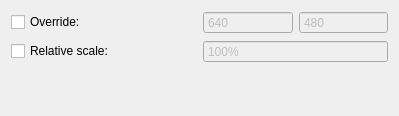
mrehkopf/vcs, file src/display/qt/dialogs/ui/output_resolution_dialog.ui: the form before one commit.
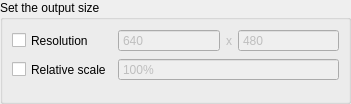
The form after the commit.

What changed in the file:
```diff
--- a/src/display/qt/dialogs/ui/output_resolution_dialog.ui
+++ b/src/display/qt/dialogs/ui/output_resolution_dialog.ui
@@ -6,23 +6,17 @@
    <rect>
     <x>0</x>
     <y>0</y>
-    <width>399</width>
-    <height>116</height>
+    <width>351</width>
+    <height>104</height>
    </rect>
   </property>
   <property name="windowTitle">
    <string>Dialog</string>
   </property>
-  <layout class="QVBoxLayout" name="verticalLayout_2">
-   <item>
-    <widget class="QFrame" name="frame_outputResolutionControls">
-     <property name="frameShape">
-      <enum>QFrame::NoFrame</enum>
-     </property>
-     <property name="frameShadow">
-      <enum>QFrame::Plain</enum>
-     </property>
      <layout class="QVBoxLayout" name="verticalLayout">
+   <property name="spacing">
+    <number>0</number>
+   </property>
       <property name="leftMargin">
        <number>0</number>
       </property>
@@ -36,24 +30,12 @@
        <number>0</number>
       </property>
       <item>
-       <layout class="QHBoxLayout" name="horizontalLayout_12">
-        <item>
-         <widget class="QCheckBox" name="checkBox_forceOutputRes">
-          <property name="enabled">
-           <bool>true</bool>
-          </property>
-          <property name="sizePolicy">
-           <sizepolicy hsizetype="Preferred" vsizetype="Maximum">
-            <horstretch>0</horstretch>
-            <verstretch>0</verstretch>
-           </sizepolicy>
-          </property>
-          <property name="text">
-           <string>Override:</string>
-          </property>
-         </widget>
-        </item>
-        <item>
+    <widget class="QGroupBox" name="groupBox">
+     <property name="title">
+      <string>Set the output size</string>
+     </property>
+     <layout class="QGridLayout" name="gridLayout">
+      <item row="0" column="1">
          <layout class="QHBoxLayout" name="horizontalLayout_11">
           <item>
            <widget class="QSpinBox" name="spinBox_outputResX">
@@ -61,7 +43,7 @@
              <bool>false</bool>
             </property>
             <property name="sizePolicy">
-             <sizepolicy hsizetype="Preferred" vsizetype="Maximum">
+           <sizepolicy hsizetype="Preferred" vsizetype="Preferred">
               <horstretch>0</horstretch>
               <verstretch>0</verstretch>
              </sizepolicy>
@@ -80,13 +62,32 @@
             </property>
            </widget>
           </item>
+        <item>
+         <widget class="QLabel" name="label_resolutionX">
+          <property name="enabled">
+           <bool>false</bool>
+          </property>
+          <property name="sizePolicy">
+           <sizepolicy hsizetype="Maximum" vsizetype="Preferred">
+            <horstretch>0</horstretch>
+            <verstretch>0</verstretch>
+           </sizepolicy>
+          </property>
+          <property name="text">
+           <string>x</string>
+          </property>
+          <property name="alignment">
+           <set>Qt::AlignCenter</set>
+          </property>
+         </widget>
+        </item>
           <item>
            <widget class="QSpinBox" name="spinBox_outputResY">
             <property name="enabled">
              <bool>false</bool>
             </property>
             <property name="sizePolicy">
-             <sizepolicy hsizetype="Preferred" vsizetype="Maximum">
+           <sizepolicy hsizetype="Preferred" vsizetype="Preferred">
               <horstretch>0</horstretch>
               <verstretch>0</verstretch>
              </sizepolicy>
@@ -107,30 +108,13 @@
           </item>
          </layout>
         </item>
-       </layout>
-      </item>
-      <item>
-       <layout class="QHBoxLayout" name="horizontalLayout_4">
-        <item>
-         <widget class="QCheckBox" name="checkBox_forceOutputScale">
-          <property name="sizePolicy">
-           <sizepolicy hsizetype="Preferred" vsizetype="Maximum">
-            <horstretch>0</horstretch>
-            <verstretch>0</verstretch>
-           </sizepolicy>
-          </property>
-          <property name="text">
-           <string>Relative scale:</string>
-          </property>
-         </widget>
-        </item>
-        <item>
+      <item row="1" column="1">
          <widget class="QSpinBox" name="spinBox_outputScale">
           <property name="enabled">
            <bool>false</bool>
           </property>
           <property name="sizePolicy">
-           <sizepolicy hsizetype="Preferred" vsizetype="Maximum">
+         <sizepolicy hsizetype="Preferred" vsizetype="Preferred">
             <horstretch>0</horstretch>
             <verstretch>0</verstretch>
            </sizepolicy>
@@ -155,12 +139,36 @@
           </property>
          </widget>
         </item>
-       </layout>
+      <item row="1" column="0">
+       <widget class="QCheckBox" name="checkBox_forceOutputScale">
+        <property name="sizePolicy">
+         <sizepolicy hsizetype="Maximum" vsizetype="Preferred">
+          <horstretch>0</horstretch>
+          <verstretch>0</verstretch>
+         </sizepolicy>
+        </property>
+        <property name="text">
+         <string>Relative scale</string>
+        </property>
+       </widget>
       </item>
-     </layout>
-    </widget>
-   </item>
-   <item>
+      <item row="0" column="0">
+       <widget class="QCheckBox" name="checkBox_forceOutputRes">
+        <property name="enabled">
+         <bool>true</bool>
+        </property>
+        <property name="sizePolicy">
+         <sizepolicy hsizetype="Maximum" vsizetype="Preferred">
+          <horstretch>0</horstretch>
+          <verstretch>0</verstretch>
+         </sizepolicy>
+        </property>
+        <property name="text">
+         <string>Resolution</string>
+        </property>
+       </widget>
+      </item>
+      <item row="2" column="1">
     <spacer name="verticalSpacer">
      <property name="orientation">
       <enum>Qt::Vertical</enum>
@@ -168,10 +176,13 @@
      <property name="sizeHint" stdset="0">
       <size>
        <width>20</width>
-       <height>40</height>
+          <height>9999999</height>
       </size>
      </property>
     </spacer>
+      </item>
+     </layout>
+    </widget>
    </item>
   </layout>
  </widget>
```
Lines whose indentation alone changed are shown as unchanged.
